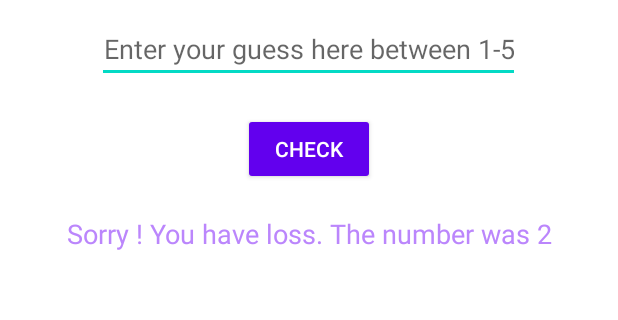
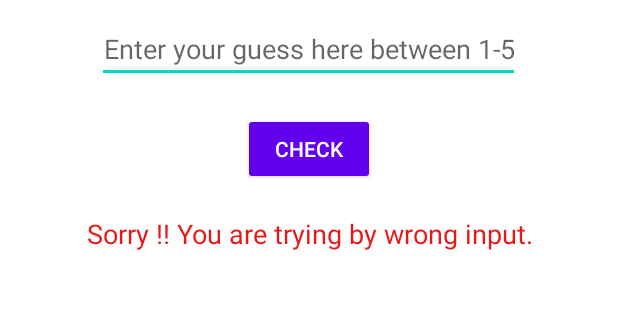
Before and after one commit to mfrdev2/Android-GuessingGame, an Android app: the screen it shows after launch (MainActivity), after a tap on "CHECK", on a phone screen of 412 x 824 dp, the part 89-409 px from its top. Run offline under Robolectric (Android 15) with nearby library versions, the phone set to English and light mode, and no system bars.

Commit message:
initial commit

```diff
--- a/app/src/main/java/com/example/guessinggame/MainActivity.java
+++ b/app/src/main/java/com/example/guessinggame/MainActivity.java
@@ -27,7 +27,14 @@ public class MainActivity extends AppCompatActivity {
             @Override
             public void onClick(View v) {
                 String guessString = inputEditText.getText().toString();
+                if(guessString.equals("")){
+                    guessString = "0";
+                }
+
                 int guess = Integer.parseInt(guessString);
+                if(guess == 0 || guess>5){
+                    errorMessage();
+                }else {
                     Random random = new Random();
                     int randomNum =  random.nextInt(5)+1;
                     if(randomNum == guess){
@@ -35,9 +42,15 @@ public class MainActivity extends AppCompatActivity {
                         resultTextView.setText(getResources().getString(R.string.won_text));
                     }else {
                         resultTextView.setTextColor(getResources().getColor(R.color.purple_200));
-                    resultTextView.setText("Sorry ! You have loss. The number was "+randomNum);
+                        resultTextView.setText(String.format("%s %d", getResources().getString(R.string.loss_statement), randomNum));
                     }
+                }
+
             }
         });
     }
+    private void errorMessage(){
+        resultTextView.setTextColor(getResources().getColor(R.color.red));
+        resultTextView.setText(R.string.error_statement);
     }
+}
--- a/app/src/main/res/layout/activity_main.xml
+++ b/app/src/main/res/layout/activity_main.xml
@@ -1,6 +1,5 @@
 <?xml version="1.0" encoding="utf-8"?>
 <LinearLayout xmlns:android="http://schemas.android.com/apk/res/android"
-    xmlns:app="http://schemas.android.com/apk/res-auto"
     xmlns:tools="http://schemas.android.com/tools"
     android:layout_width="match_parent"
     android:layout_height="match_parent"
@@ -16,11 +15,11 @@
         android:textAppearance="@style/TextAppearance.AppCompat.Large"
         android:layout_width="match_parent"
         android:layout_height="wrap_content"
-        android:text="Guessing Game" />
+        android:text="@string/guessing_game" />
 
     <EditText
         android:inputType="number"
-        android:hint="Enter your guess here between 1-5"
+        android:hint="@string/enter_your_guess_here_between_1_5"
         android:id="@+id/editTextId"
         android:textAppearance="@style/TextAppearance.AppCompat.Medium"
         android:layout_marginTop="10dp"
@@ -30,7 +29,7 @@
         android:layout_height="wrap_content"/>
     <Button
         style="@style/Widget.AppCompat.Button.Colored"
-        android:text="Check"
+        android:text="@string/check"
         android:id="@+id/checkButtonId"
         android:layout_gravity="center"
         android:layout_marginTop="20dp"
--- a/app/src/main/res/values/colors.xml
+++ b/app/src/main/res/values/colors.xml
@@ -7,4 +7,5 @@
     <color name="teal_700">#FF018786</color>
     <color name="black">#FF000000</color>
     <color name="white">#FFFFFFFF</color>
+    <color name="red">#E61919</color>
 </resources>
--- a/app/src/main/res/values/strings.xml
+++ b/app/src/main/res/values/strings.xml
@@ -1,5 +1,10 @@
 <resources>
     <string name="app_name">GuessingGame</string>
     <string name="won_text">Congratulations !!! You have won</string>
+    <string name="enter_your_guess_here_between_1_5">Enter your guess here between 1-5</string>
+    <string name="check">Check</string>
+    <string name="guessing_game">Guessing Game</string>
+    <string name="loss_statement">Sorry ! You have loss. The number was  </string>
+    <string name="error_statement">Sorry !! You are trying by wrong input.</string>
 
 </resources>
```
Lines whose indentation alone changed are shown as unchanged.
